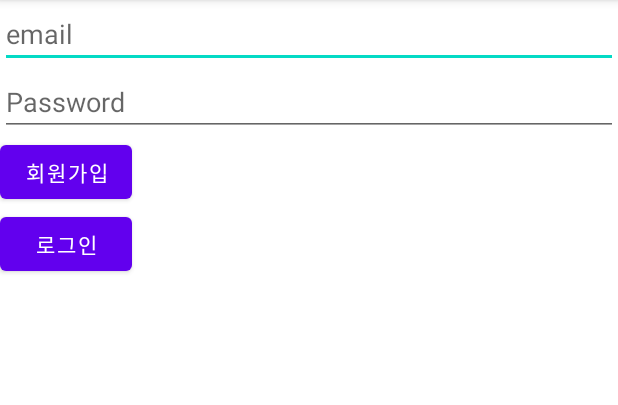
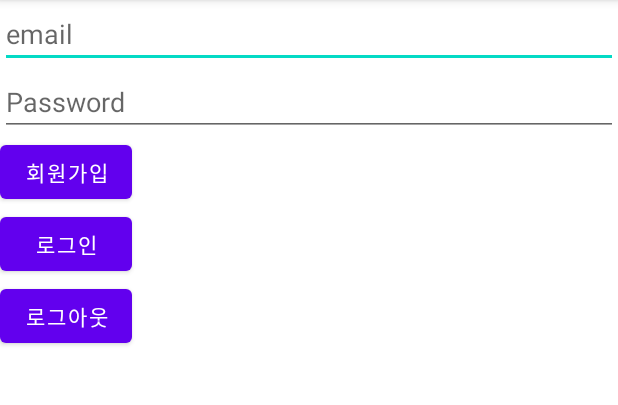
Before and after one commit to realibex/fb_email_pswd_auth, an Android app: the screen it shows after launch (MainActivity), on a phone screen of 412 x 824 dp, the part 84-489 px from its top. Run offline under Robolectric (Android 15) with nearby library versions, the phone set to English and light mode, and no system bars; our stand-ins replace Firebase (no records; nobody signed in at launch, a user with empty details on screens opened directly).

Commit message:
회원가입, 로그인, 로그아웃

```diff
--- a/app/src/main/res/layout/activity_main.xml
+++ b/app/src/main/res/layout/activity_main.xml
@@ -34,4 +34,10 @@
         android:layout_height="wrap_content"
         android:text="로그인"/>
 
+    <Button
+        android:id="@+id/logoutBtn"
+        android:layout_width="wrap_content"
+        android:layout_height="wrap_content"
+        android:text="로그아웃"/>
+
 </LinearLayout>
```
Also changed, not shown: app/src/main/java/com/example/fb_email_pswd_auth/MainActivity.kt (+24 -0 lines).
